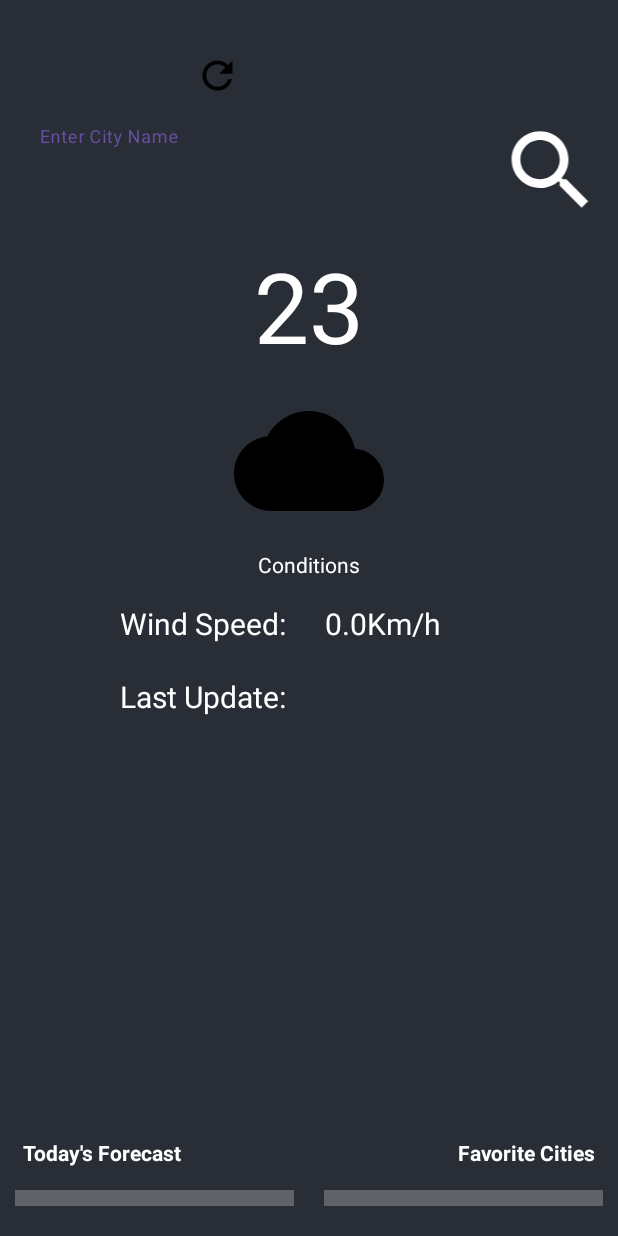
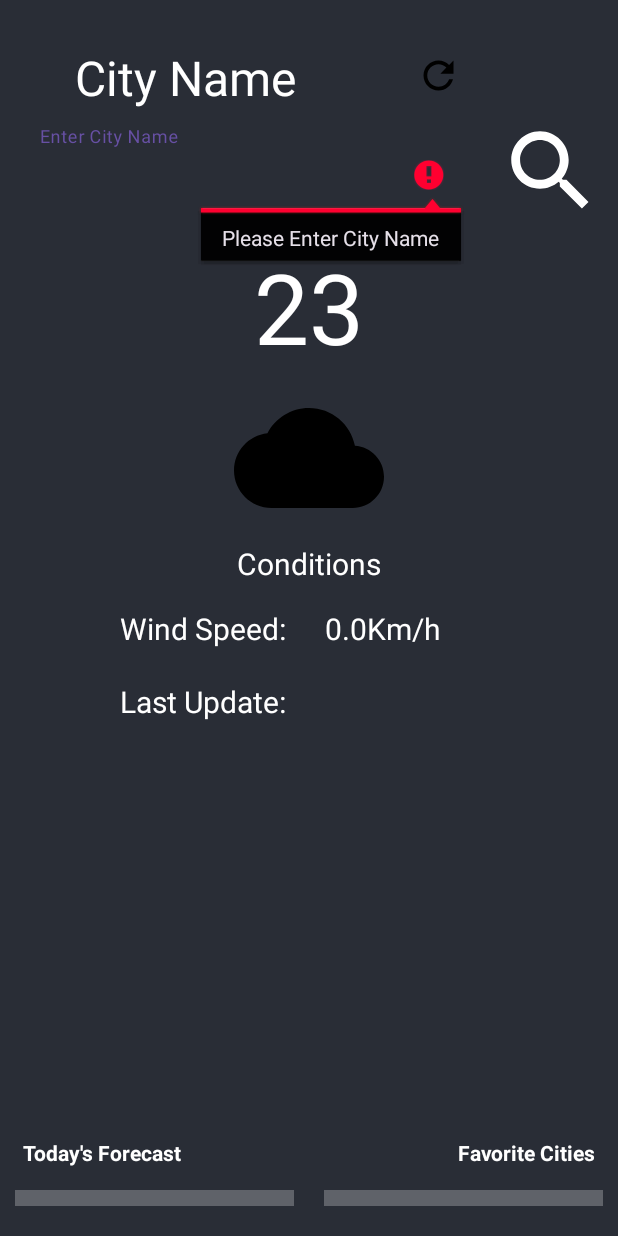
Before and after one commit to rythmsanghvi/Disaster_App, an Android app: the screen it shows after launch (MainActivity), after a tap on an icon or button, on a phone screen of 412 x 824 dp. Run offline under Robolectric (Android 15) with nearby library versions, the phone set to English and light mode, and no system bars; our stand-ins replace Picasso, Volley; network calls fail; pictures from the network do not load.

Commit message:
Improved Code+Fixed Bugs

```diff
--- a/app/src/main/AndroidManifest.xml
+++ b/app/src/main/AndroidManifest.xml
@@ -19,7 +19,8 @@
         tools:targetApi="31">
         <activity
             android:name=".MainActivity"
-            android:exported="true">
+            android:exported="true"
+            android:windowSoftInputMode="adjustPan">
             <intent-filter>
                 <action android:name="android.intent.action.MAIN" />
 
--- a/app/src/main/java/com/example/weatherapp/FavCityAdapter.java
+++ b/app/src/main/java/com/example/weatherapp/FavCityAdapter.java
@@ -41,7 +41,7 @@ public class FavCityAdapter extends RecyclerView.Adapter<FavCityAdapter.ViewHold
         holder.textTemperature.setText(obj.getTemperature());
         Picasso.get().load("https://openweathermap.org/img/w/"+obj.getImgCondition()+".png").into(holder.imgCondition);
         holder.textCondition.setText(obj.getCondition());
-        holder.textWindSpeed.setText(obj.getWindSpeed());
+        holder.textWindSpeed.setText(obj.getWindSpeed()+"Km/h");
     }
 
     @Override
--- a/app/src/main/java/com/example/weatherapp/MainActivity.java
+++ b/app/src/main/java/com/example/weatherapp/MainActivity.java
@@ -8,8 +8,6 @@ import androidx.recyclerview.widget.RecyclerView;
 import android.content.Context;
 import android.content.SharedPreferences;
 import android.content.pm.PackageManager;
-import android.location.Address;
-import android.location.Geocoder;
 import android.location.Location;
 import android.location.LocationListener;
 import android.location.LocationManager;
@@ -37,14 +35,12 @@ import org.json.JSONObject;
 import java.time.LocalDateTime;
 import java.time.format.DateTimeFormatter;
 import java.util.ArrayList;
-import java.util.List;
-import java.util.Locale;
 
 public class MainActivity extends AppCompatActivity implements LocationListener {
 
     private ProgressBar progressBar;
     private RelativeLayout rLHome;
-    private TextView textCityName, textTemp, textConditions, textWindSpeed, textLastTime, textShowForecast;
+    private TextView textCityName, textTemp, textConditions, textWindSpeed, textLastTime;
     private RecyclerView rvWeather, rvFavs;
     private ImageView imgBG, imgSearch, imgWeather, imgRefresh;
     private TextInputEditText editCityName;
@@ -55,10 +51,13 @@ public class MainActivity extends AppCompatActivity implements LocationListener
     private int PERMISSION_CODE = 1;
     private String cityName;
     //    double lat, lon;
-    double lat = 29.1229234, lon = 79.6868848;
+    double lat = 26.9123584, lon = 75.743232;
     private LocationManager locationManager;
     private Location location;
-    String[] favCity = {
+    String apiKey = "fc853b4d52b5b246574b3f6ff1f63387";
+    String[] saveKey = {
+            "CurrentWeatherData",
+            "ForecastWeatherData",
             "New York",
             "Singapore",
             "Mumbai",
@@ -88,10 +87,8 @@ public class MainActivity extends AppCompatActivity implements LocationListener
         editCityName = findViewById(R.id.editCityName);
         textWindSpeed = findViewById(R.id.textWindSpeed);
         textLastTime = findViewById(R.id.textLastTime);
-        textShowForecast = findViewById(R.id.textShowForecast);
 
 //        imgBG.setImageResource(R.drawable.night);
-
 
         arr = new ArrayList<>();
         favArr = new ArrayList<>();
@@ -101,7 +98,6 @@ public class MainActivity extends AppCompatActivity implements LocationListener
                 && ActivityCompat.checkSelfPermission(this, android.Manifest.permission.ACCESS_COARSE_LOCATION) == PackageManager.PERMISSION_GRANTED) {
             locationManager.requestLocationUpdates(LocationManager.GPS_PROVIDER, 0, 0, this);
         } else {
-            // Request location permissions if not granted
             ActivityCompat.requestPermissions(this, new String[]{android.Manifest.permission.ACCESS_FINE_LOCATION, android.Manifest.permission.ACCESS_COARSE_LOCATION}, 1);
         }
 
@@ -110,7 +106,6 @@ public class MainActivity extends AppCompatActivity implements LocationListener
             Toast.makeText(this,"Fetching Last known location",Toast.LENGTH_SHORT).show();
             lat = location.getLatitude();
             lon = location.getLongitude();
-//            cityName = getCityName(lon, lat);
         }
         getCurrentWeather(lat, lon);
         getForecastWeather(lat, lon);
@@ -122,44 +117,54 @@ public class MainActivity extends AppCompatActivity implements LocationListener
         favCityAdapter = new FavCityAdapter(this,favArr);
         rvFavs.setAdapter(favCityAdapter);
 
-        for(int i=0;i<favCity.length;i++){
-            getFavCoord(favCity[i]);
+        for(int i=2;i<saveKey.length;i++){
+            getFavCoord(saveKey[i],i);
         }
 
         imgSearch.setOnClickListener(new View.OnClickListener() {
             @Override
             public void onClick(View v) {
-                String city = editCityName.getText().toString();
-                if (city.isEmpty()) {
-                    Toast.makeText(MainActivity.this, "Please enter city Name", Toast.LENGTH_SHORT).show();
+                boolean isInternetAvailable = NetworkCheck.isNetworkAvailable(getApplicationContext());
+                if(isInternetAvailable){
+                    String city = editCityName.getText().toString();
+                    if (city.equals("")) {
+                        Toast.makeText(MainActivity.this, "Please enter city Name", Toast.LENGTH_SHORT).show();
+                        editCityName.requestFocus();
+                        editCityName.setError("Please Enter City Name");
+                    }else{
+                        textCityName.setText(city.toUpperCase());
+                        updateWeather(city);
+                    }
+                }else {
+                    Toast.makeText(MainActivity.this,"No Internet Connection",Toast.LENGTH_SHORT).show();
                 }
-                textCityName.setText(city.toUpperCase());
-                updateWeather(city);
             }
         });
 
         imgRefresh.setOnClickListener(new View.OnClickListener() {
             @Override
             public void onClick(View v) {
-                if(!textCityName.getText().equals("City Name")){
+                boolean isInternetAvailable = NetworkCheck.isNetworkAvailable(getApplicationContext());
+                if(isInternetAvailable){
                     Toast.makeText(MainActivity.this,"Refreshing...",Toast.LENGTH_SHORT).show();
                     getCurrentWeather(lat,lon);
                     getForecastWeather(lat,lon);
-                    getFavWeather(lat,lon);
-                }
-                else {
-                    Toast.makeText(MainActivity.this,"Network Connection Required",Toast.LENGTH_SHORT).show();
+                    for (int i=2;i<saveKey.length;i++){
+                        getFavWeather(lat,lon,i);
+                    }
+                }else {
+                    Toast.makeText(MainActivity.this,"No Internet Connection",Toast.LENGTH_SHORT).show();
                 }
             }
         });
     }
 
     private void updateWeather(String city) {
-        String apiKey = "fc853b4d52b5b246574b3f6ff1f63387";
         String url = "https://api.openweathermap.org/data/2.5/weather?q="
                 +city
                 +"&appid="
-                +apiKey;
+                +apiKey
+                +"&units=metric";
         RequestQueue requestQueue = Volley.newRequestQueue(MainActivity.this);
 
         JsonObjectRequest jsonObjectRequest = new JsonObjectRequest(Request.Method.GET, url, null, new Response.Listener<JSONObject>() {
@@ -178,8 +183,6 @@ public class MainActivity extends AppCompatActivity implements LocationListener
         }, new Response.ErrorListener() {
             @Override
             public void onErrorResponse(VolleyError error) {
-                String errorMessage = error.getMessage();
-                Toast.makeText(MainActivity.this, "Please enter correct city name", Toast.LENGTH_LONG).show();
                 Log.d("Fetch Error",error.getMessage());
             }
         });
@@ -191,9 +194,7 @@ public class MainActivity extends AppCompatActivity implements LocationListener
 
         DateTimeFormatter formatter = DateTimeFormatter.ofPattern("yyyy-MM-dd HH:mm:ss");
 
-        String formattedDateTime = dateTime.format(formatter);
-
-        return formattedDateTime;
+        return dateTime.format(formatter);
     }
 
     @Override
@@ -209,30 +210,7 @@ public class MainActivity extends AppCompatActivity implements LocationListener
         }
     }
 
-//    public String getCityName(double lon, double lat) {
-//        String cityName = "Not Found";
-//        Geocoder geocoder = new Geocoder(getApplicationContext(), Locale.getDefault());
-//        try {
-//            List<Address> addresses = geocoder.getFromLocation(lat, lon, 10);
-//            for (Address adr : addresses) {
-//                if (adr != null) {
-//                    String city = adr.getLocality();
-//                    if (city != null && !city.equals("")) {
-//                        cityName = city;
-//                    } else {
-//                        Log.e("TAG", "City not found");
-//                        Toast.makeText(this, "City not found", Toast.LENGTH_SHORT).show();
-//                    }
-//                }
-//            }
-//        } catch (Exception ex) {
-//            ex.printStackTrace();
-//        }
-//        return cityName;
-//    }
-
     public void getCurrentWeather(double lat, double lon) {
-        String apiKey = "fc853b4d52b5b246574b3f6ff1f63387";
         RequestQueue requestQueue = Volley.newRequestQueue(MainActivity.this);
 
         String urlCurrent = "https://api.openweathermap.org/data/2.5/weather?lat="
@@ -255,7 +233,7 @@ public class MainActivity extends AppCompatActivity implements LocationListener
         }, new Response.ErrorListener() {
             @Override
             public void onErrorResponse(VolleyError error) {
-                Toast.makeText(MainActivity.this, "Current Weather fetch failed...", Toast.LENGTH_LONG).show();
+                Log.d("Fetch Error",error.getMessage());
             }
         });
         requestQueue.add(jsonObjectRequest);
@@ -284,13 +262,11 @@ public class MainActivity extends AppCompatActivity implements LocationListener
             textWindSpeed.setText(""+wSpeed+"Km/h");
         }catch (Exception e){
             Log.d("Update Res",e.getMessage());
-            Toast.makeText(this,"Current Weather Update Failed",Toast.LENGTH_SHORT).show();
         }
 
     }
 
     private void getForecastWeather(double lat, double lon) {
-        String apiKey = "fc853b4d52b5b246574b3f6ff1f63387";
         RequestQueue requestQueue = Volley.newRequestQueue(MainActivity.this);
 
         String urlForecast = "https://api.openweathermap.org/data/2.5/forecast?lat="
@@ -313,7 +289,7 @@ public class MainActivity extends AppCompatActivity implements LocationListener
         }, new Response.ErrorListener() {
             @Override
             public void onErrorResponse(VolleyError error) {
-                Toast.makeText(MainActivity.this, "Forecast Weather fetch failed", Toast.LENGTH_SHORT).show();
+                Log.d("Fetch Error",error.getMessage());
             }
         });
 
@@ -353,20 +329,16 @@ public class MainActivity extends AppCompatActivity implements LocationListener
             weatherModelAdapter.notifyDataSetChanged();
         }catch (Exception e){
             Log.d("Update Res",e.getMessage());
-            Toast.makeText(this,"Forecast Weather Update Failed",Toast.LENGTH_SHORT).show();
         }
     }
 
     @Override
     public void onLocationChanged(Location loca) {
-        // Update currentLocation with the new location
         location = loca;
 
-        // You can access the latitude and longitude from the currentLocation variable
         lat = location.getLatitude();
         lon = location.getLongitude();
 
-        // Do something with the latitude and longitude
         Log.d("Latitude", String.valueOf(lat));
         Log.d("Longitude", String.valueOf(lon));
 
@@ -375,31 +347,30 @@ public class MainActivity extends AppCompatActivity implements LocationListener
     }
 
     private void saveLastResponse(JSONObject res, int time) {
-        String[] weatherTime = {"CurrentWeatherData","ForecastWeatherData"};
+
         SharedPreferences sharedPreferences = getSharedPreferences("WeatherData", Context.MODE_PRIVATE);
         SharedPreferences.Editor editor = sharedPreferences.edit();
         try{
             String save = res.toString();
-            editor.putString(weatherTime[time], save);
+            editor.putString(saveKey[time], save);
             editor.putString("Time", getCurrentTime());
             editor.apply();
         }catch (Exception e){
             Log.d("Save Res",e.getMessage());
-            Toast.makeText(this,"Weather Data Save Failed",Toast.LENGTH_SHORT).show();
         }
     }
 
     @Override
     protected void onStart() {
         super.onStart();
-        retrieveLastResponse(0);
-        retrieveLastResponse(1);
+        for (int i=0;i<saveKey.length;i++) {
+            retrieveLastResponse(i);
+        }
     }
 
     private void retrieveLastResponse(int time) {
-        String[] weatherTime = {"CurrentWeatherData","ForecastWeatherData"};
         SharedPreferences sharedPreferences = getSharedPreferences("WeatherData", Context.MODE_PRIVATE);
-        String weatherData = sharedPreferences.getString(weatherTime[time], "");
+        String weatherData = sharedPreferences.getString(saveKey[time], "");
         String dateTime = sharedPreferences.getString("Time", "");
         textLastTime.setText(dateTime);
         try {
@@ -411,22 +382,29 @@ public class MainActivity extends AppCompatActivity implements LocationListener
                 case 1:
                     updateForecastWeather(response);
                     break;
+                case 2:
+                case 3:
+                case 4:
+                case 5:
+                case 6:
+                case 7:
+                    updateFavWeather(response);
+                    break;
                 default:
-                    Toast.makeText(MainActivity.this,"Wrong time",Toast.LENGTH_SHORT).show();
+                    Log.d("retrieveLastResponse","Wrong time");
                     break;
             }
         }catch (Exception ex){
             Log.d("Load Res",ex.getMessage());
-            Toast.makeText(this,"No previous data Found",Toast.LENGTH_SHORT).show();
         }
     }
 
-    public void getFavCoord(String name){
-        String apiKey = "fc853b4d52b5b246574b3f6ff1f63387";
+    public void getFavCoord(String name,int i){
         String url = "https://api.openweathermap.org/data/2.5/weather?q="
                 +name
                 +"&appid="
-                +apiKey;
+                +apiKey
+                +"&units=metric";
         RequestQueue requestQueue = Volley.newRequestQueue(MainActivity.this);
 
         JsonObjectRequest jsonObjectRequest = new JsonObjectRequest(Request.Method.GET, url, null, new Response.Listener<JSONObject>() {
@@ -436,24 +414,21 @@ public class MainActivity extends AppCompatActivity implements LocationListener
                     textLastTime.setText(getCurrentTime());
                     double lon = response.getJSONObject("coord").getDouble("lon");
                     double lat = response.getJSONObject("coord").getDouble("lat");
-                    getFavWeather(lat, lon);
+                    getFavWeather(lat, lon, i);
                 } catch (Exception ex) {
-                    Toast.makeText(MainActivity.this, "Favorite City Fetch Failed", Toast.LENGTH_SHORT).show();
+                    Log.d("getFavCoord","Favorite City Fetch Failed");
                 }
             }
         }, new Response.ErrorListener() {
             @Override
             public void onErrorResponse(VolleyError error) {
-                String errorMessage = error.getMessage();
-                Toast.makeText(MainActivity.this, "Favorite City Fetch Failed", Toast.LENGTH_SHORT).show();
                 Log.d("Fetch Error",error.getMessage());
             }
         });
         requestQueue.add(jsonObjectRequest);
     }
 
-    private void getFavWeather(double lat, double lon) {
-        String apiKey = "fc853b4d52b5b246574b3f6ff1f63387";
+    private void getFavWeather(double lat, double lon, int i) {
         RequestQueue requestQueue = Volley.newRequestQueue(MainActivity.this);
 
         String urlCurrent = "https://api.openweathermap.org/data/2.5/weather?lat="
@@ -467,12 +442,13 @@ public class MainActivity extends AppCompatActivity implements LocationListener
         JsonObjectRequest jsonObjectRequest = new JsonObjectRequest(Request.Method.GET, urlCurrent, null, new Response.Listener<JSONObject>() {
             @Override
             public void onResponse(JSONObject response) {
+                saveLastResponse(response,i);
                 updateFavWeather(response);
             }
         }, new Response.ErrorListener() {
             @Override
             public void onErrorResponse(VolleyError error) {
-                Toast.makeText(MainActivity.this, "Favorite City info fetch failed...", Toast.LENGTH_SHORT).show();
+                Log.d("Fetch Error",error.getMessage());
             }
         });
 
@@ -494,7 +470,6 @@ public class MainActivity extends AppCompatActivity implements LocationListener
             favArr.add(new FavCityModel(0,city,temperature,condition,String.valueOf(wSpeed),img));
         }catch (Exception e){
             Log.d("Update Res",e.getMessage());
-            Toast.makeText(this,"Favorite City Data Update Failed",Toast.LENGTH_SHORT).show();
         }
         favCityAdapter.notifyDataSetChanged();
     }
--- /dev/null
+++ b/app/src/main/java/com/example/weatherapp/NetworkCheck.java
@@ -0,0 +1,16 @@
+package com.example.weatherapp;
+
+import android.content.Context;
+import android.net.ConnectivityManager;
+import android.net.NetworkInfo;
+
+public class NetworkCheck {
+    public static boolean isNetworkAvailable(Context context) {
+        ConnectivityManager connectivityManager = (ConnectivityManager) context.getSystemService(Context.CONNECTIVITY_SERVICE);
+        if (connectivityManager != null) {
+            NetworkInfo networkInfo = connectivityManager.getActiveNetworkInfo();
+            return networkInfo != null && networkInfo.isConnected();
+        }
+        return false;
+    }
+}
--- a/app/src/main/res/layout/activity_main.xml
+++ b/app/src/main/res/layout/activity_main.xml
@@ -22,6 +22,7 @@
 
         <ImageView
             android:id="@+id/imgBG"
+            android:layout_alignParentTop="true"
             android:layout_width="match_parent"
             android:layout_height="match_parent"
             android:scaleType="centerCrop"
@@ -116,11 +117,11 @@
             android:layout_height="100dp"
             android:layout_below="@id/textTemp"
             android:layout_centerHorizontal="true"
-            android:layout_margin="4dp"
-            android:layout_marginStart="10dp"
-            android:layout_marginTop="10dp"
-            android:layout_marginEnd="10dp"
-            android:layout_marginBottom="10dp"
+            android:layout_margin="1dp"
+            android:layout_marginStart="4dp"
+            android:layout_marginTop="4dp"
+            android:layout_marginEnd="4dp"
+            android:layout_marginBottom="4dp"
             android:src="@drawable/baseline_cloud_24" />
 
         <TextView
@@ -135,6 +136,7 @@
             android:layout_marginBottom="10dp"
             android:gravity="center"
             android:text="Conditions"
+            android:textSize="20sp"
             android:textAlignment="center"
             android:textColor="@color/white" />
 
```
